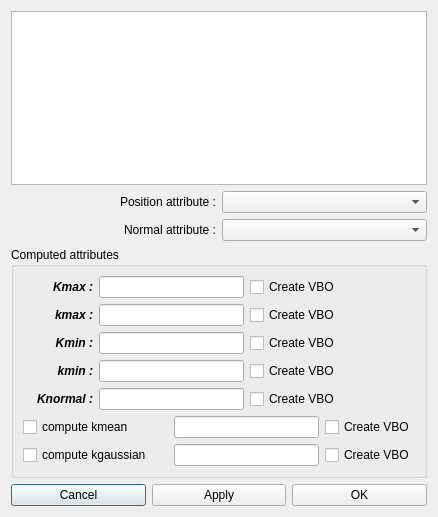
The window that schnapps/plugins/surface_differential_properties/dialog_compute_curvature.ui (cgogn/SCHNApps) describes before a commit, drawn with Qt 5.
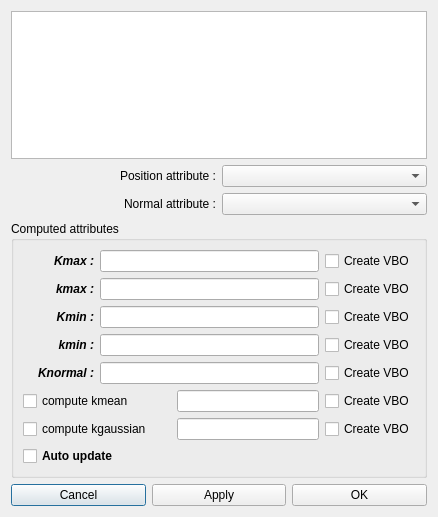
The same window after the commit.

The edit to the form file:
```diff
--- a/schnapps/plugins/surface_differential_properties/dialog_compute_curvature.ui
+++ b/schnapps/plugins/surface_differential_properties/dialog_compute_curvature.ui
@@ -64,28 +64,18 @@
       <string>Computed attributes</string>
      </property>
      <layout class="QGridLayout" name="gridLayout">
-      <item row="0" column="0">
-       <widget class="QLabel" name="label_4">
-        <property name="font">
-         <font>
-          <weight>75</weight>
-          <italic>true</italic>
-          <bold>true</bold>
-         </font>
-        </property>
+      <item row="6" column="0" colspan="2">
+       <widget class="QCheckBox" name="check_compute_kgaussian">
         <property name="text">
-         <string>Kmax :</string>
-        </property>
-        <property name="alignment">
-         <set>Qt::AlignRight|Qt::AlignTrailing|Qt::AlignVCenter</set>
+         <string>compute kgaussian</string>
         </property>
        </widget>
       </item>
-      <item row="0" column="1" colspan="2">
-       <widget class="QLineEdit" name="Kmax_attribute_name"/>
+      <item row="6" column="2" colspan="2">
+       <widget class="QLineEdit" name="kgaussian_attribute_name"/>
       </item>
-      <item row="0" column="3" colspan="2">
-       <widget class="QCheckBox" name="check_create_vbo_Kmax">
+      <item row="5" column="4">
+       <widget class="QCheckBox" name="check_create_vbo_kmean">
         <property name="text">
          <string>Create VBO</string>
         </property>
@@ -111,21 +101,8 @@
         </property>
        </widget>
       </item>
-      <item row="1" column="1" colspan="2">
-       <widget class="QLineEdit" name="kmax_attribute_name"/>
-      </item>
-      <item row="1" column="3" colspan="2">
-       <widget class="QCheckBox" name="check_create_vbo_kmax">
-        <property name="text">
-         <string>Create VBO</string>
-        </property>
-        <property name="checked">
-         <bool>false</bool>
-        </property>
-       </widget>
-      </item>
-      <item row="2" column="0">
-       <widget class="QLabel" name="label_7">
+      <item row="0" column="0">
+       <widget class="QLabel" name="label_4">
         <property name="font">
          <font>
           <weight>75</weight>
@@ -134,56 +111,13 @@
          </font>
         </property>
         <property name="text">
-         <string>Kmin :</string>
+         <string>Kmax :</string>
         </property>
         <property name="alignment">
          <set>Qt::AlignRight|Qt::AlignTrailing|Qt::AlignVCenter</set>
         </property>
        </widget>
       </item>
-      <item row="2" column="1" colspan="2">
-       <widget class="QLineEdit" name="Kmin_attribute_name"/>
-      </item>
-      <item row="2" column="3" colspan="2">
-       <widget class="QCheckBox" name="check_create_vbo_Kmin">
-        <property name="text">
-         <string>Create VBO</string>
-        </property>
-        <property name="checked">
-         <bool>false</bool>
-        </property>
-       </widget>
-      </item>
-      <item row="3" column="0">
-       <widget class="QLabel" name="label_13">
-        <property name="font">
-         <font>
-          <weight>75</weight>
-          <italic>true</italic>
-          <bold>true</bold>
-         </font>
-        </property>
-        <property name="text">
-         <string>kmin :</string>
-        </property>
-        <property name="alignment">
-         <set>Qt::AlignRight|Qt::AlignTrailing|Qt::AlignVCenter</set>
-        </property>
-       </widget>
-      </item>
-      <item row="3" column="1" colspan="2">
-       <widget class="QLineEdit" name="kmin_attribute_name"/>
-      </item>
-      <item row="3" column="3" colspan="2">
-       <widget class="QCheckBox" name="check_create_vbo_kmin">
-        <property name="text">
-         <string>Create VBO</string>
-        </property>
-        <property name="checked">
-         <bool>false</bool>
-        </property>
-       </widget>
-      </item>
       <item row="4" column="0">
        <widget class="QLabel" name="label_15">
         <property name="font">
@@ -201,11 +135,8 @@
         </property>
        </widget>
       </item>
-      <item row="4" column="1" colspan="2">
-       <widget class="QLineEdit" name="Knormal_attribute_name"/>
-      </item>
-      <item row="4" column="3" colspan="2">
-       <widget class="QCheckBox" name="check_create_vbo_Knormal">
+      <item row="6" column="4">
+       <widget class="QCheckBox" name="check_create_vbo_kgaussian">
         <property name="text">
          <string>Create VBO</string>
         </property>
@@ -214,6 +145,23 @@
         </property>
        </widget>
       </item>
+      <item row="2" column="0">
+       <widget class="QLabel" name="label_7">
+        <property name="font">
+         <font>
+          <weight>75</weight>
+          <italic>true</italic>
+          <bold>true</bold>
+         </font>
+        </property>
+        <property name="text">
+         <string>Kmin :</string>
+        </property>
+        <property name="alignment">
+         <set>Qt::AlignRight|Qt::AlignTrailing|Qt::AlignVCenter</set>
+        </property>
+       </widget>
+      </item>
       <item row="5" column="0" colspan="2">
        <widget class="QCheckBox" name="check_compute_kmean">
         <property name="text">
@@ -224,9 +172,39 @@
       <item row="5" column="2" colspan="2">
        <widget class="QLineEdit" name="kmean_attribute_name"/>
       </item>
-      <item row="5" column="4">
-       <widget class="QCheckBox" name="check_create_vbo_kmean">
+      <item row="3" column="0">
+       <widget class="QLabel" name="label_13">
+        <property name="font">
+         <font>
+          <weight>75</weight>
+          <italic>true</italic>
+          <bold>true</bold>
+         </font>
+        </property>
         <property name="text">
+         <string>kmin :</string>
+        </property>
+        <property name="alignment">
+         <set>Qt::AlignRight|Qt::AlignTrailing|Qt::AlignVCenter</set>
+        </property>
+       </widget>
+      </item>
+      <item row="7" column="0" colspan="4">
+       <widget class="QCheckBox" name="check_auto_update">
+        <property name="font">
+         <font>
+          <weight>75</weight>
+          <bold>true</bold>
+         </font>
+        </property>
+        <property name="text">
+         <string>Auto update</string>
+        </property>
+       </widget>
+      </item>
+      <item row="0" column="4">
+       <widget class="QCheckBox" name="check_create_vbo_Kmax">
+        <property name="text">
          <string>Create VBO</string>
         </property>
         <property name="checked">
@@ -234,18 +212,28 @@
         </property>
        </widget>
       </item>
-      <item row="6" column="0" colspan="2">
-       <widget class="QCheckBox" name="check_compute_kgaussian">
+      <item row="1" column="4">
+       <widget class="QCheckBox" name="check_create_vbo_kmax">
         <property name="text">
-         <string>compute kgaussian</string>
+         <string>Create VBO</string>
         </property>
+        <property name="checked">
+         <bool>false</bool>
+        </property>
        </widget>
       </item>
-      <item row="6" column="2" colspan="2">
-       <widget class="QLineEdit" name="kgaussian_attribute_name"/>
+      <item row="2" column="4">
+       <widget class="QCheckBox" name="check_create_vbo_Kmin">
+        <property name="text">
+         <string>Create VBO</string>
+        </property>
+        <property name="checked">
+         <bool>false</bool>
+        </property>
+       </widget>
       </item>
-      <item row="6" column="4">
-       <widget class="QCheckBox" name="check_create_vbo_kgaussian">
+      <item row="3" column="4">
+       <widget class="QCheckBox" name="check_create_vbo_kmin">
         <property name="text">
          <string>Create VBO</string>
         </property>
@@ -254,6 +242,31 @@
         </property>
        </widget>
       </item>
+      <item row="4" column="4">
+       <widget class="QCheckBox" name="check_create_vbo_Knormal">
+        <property name="text">
+         <string>Create VBO</string>
+        </property>
+        <property name="checked">
+         <bool>false</bool>
+        </property>
+       </widget>
+      </item>
+      <item row="0" column="1" colspan="3">
+       <widget class="QLineEdit" name="Kmax_attribute_name"/>
+      </item>
+      <item row="1" column="1" colspan="3">
+       <widget class="QLineEdit" name="kmax_attribute_name"/>
+      </item>
+      <item row="2" column="1" colspan="3">
+       <widget class="QLineEdit" name="Kmin_attribute_name"/>
+      </item>
+      <item row="3" column="1" colspan="3">
+       <widget class="QLineEdit" name="kmin_attribute_name"/>
+      </item>
+      <item row="4" column="1" colspan="3">
+       <widget class="QLineEdit" name="Knormal_attribute_name"/>
+      </item>
      </layout>
     </widget>
    </item>
```
